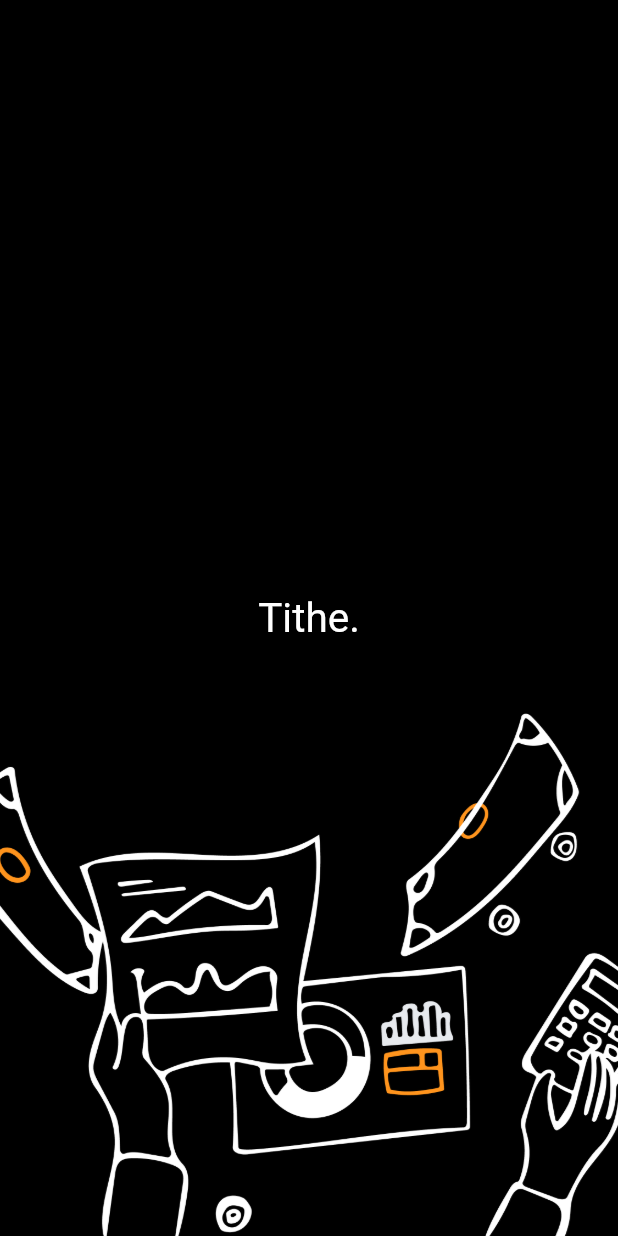
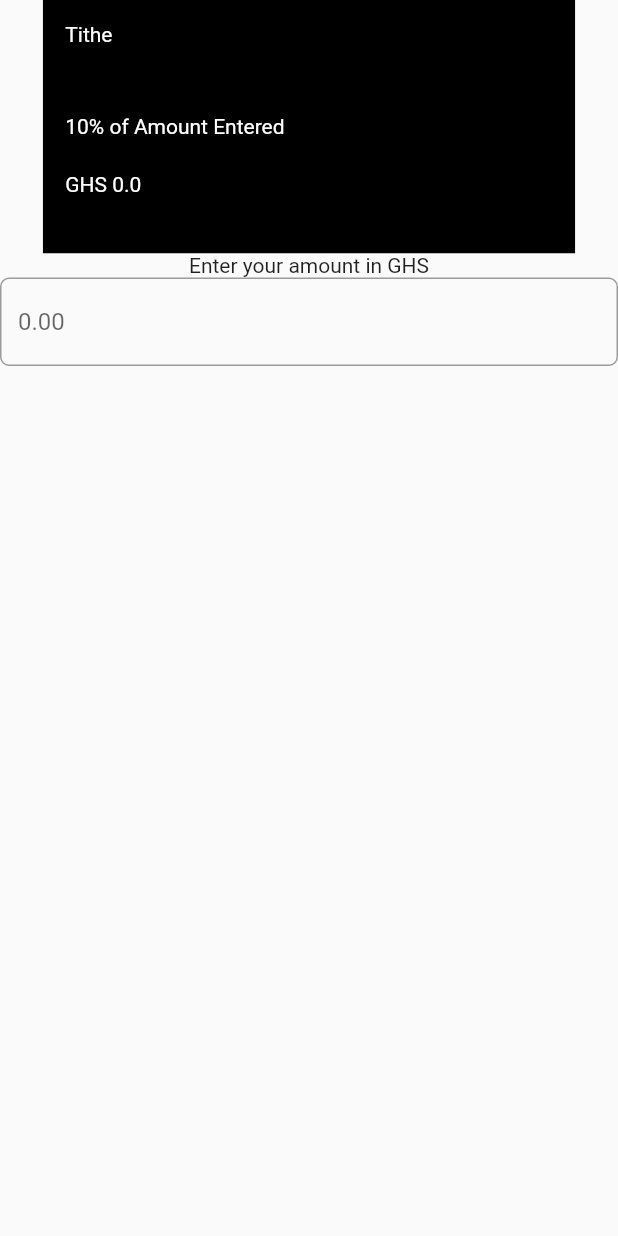
Before and after one commit to cr34t1ve/tithe, a Flutter app: the screen it shows after launch, on a phone screen of 412 x 824 dp. Run offline on Flutter 3.47's test engine with Material 2 defaults, Android fonts, the phone set to English and light mode, and no system bars.

Commit message:
splash screen automated with time
3 seconds delay to navigation on splash screen
home screen initialized

```diff
--- /dev/null
+++ b/tithe/lib/home.dart
@@ -0,0 +1,67 @@
+import 'package:flutter/material.dart';
+
+class Home extends StatefulWidget {
+  @override
+  _HomeState createState() => _HomeState();
+}
+
+class _HomeState extends State<Home> {
+  double inputVal = 0.00;
+  double titheVal;
+  @override
+  Widget build(BuildContext context) {
+    return Scaffold(
+      body: SafeArea(
+        child: Column(
+          //crossAxisAlignment: CrossAxisAlignment.end,
+          //mainAxisAlignment: MainAxisAlignment.center,
+          children: <Widget>[
+            SizedBox(
+              height: 169.0,
+              width: 355.0,
+              child: ClipRRect(
+                child: Container(
+                  color: Colors.black,
+                  //width: double.infinity,
+                  child: Padding(
+                    padding: const EdgeInsets.all(15.0),
+                    child: Column(
+                      crossAxisAlignment: CrossAxisAlignment.start,
+                      children: <Widget>[
+                        Text(
+                          'Tithe',
+                          style: TextStyle(color: Colors.white),
+                        ),
+                        Spacer(
+                          flex: 2,
+                        ),
+                        Text(
+                          '10% of Amount Entered',
+                          style: TextStyle(color: Colors.white),
+                        ),
+                        Spacer(),
+                        Text(
+                          'GHS ${inputVal}',
+                          style: TextStyle(color: Colors.white),
+                        ),
+                        Spacer()
+                      ],
+                    ),
+                  ),
+                ),
+              ),
+            ),
+            Text('Enter your amount in GHS'),
+            TextFormField(
+              keyboardType: TextInputType.number,
+              decoration: InputDecoration(
+                  hintText: '0.00',
+                  border: OutlineInputBorder(
+                      borderRadius: BorderRadius.circular(6.0))),
+            )
+          ],
+        ),
+      ),
+    );
+  }
+}
--- a/tithe/lib/main.dart
+++ b/tithe/lib/main.dart
@@ -1,11 +1,13 @@
 import 'package:flutter/material.dart';
+import 'package:tithe/home.dart';
 import 'package:tithe/splash.dart';
 
 void main() {
   runApp(MaterialApp(
-    initialRoute: '/',
+    initialRoute: '/home',
     routes: {
-      '/': (context) => Splash()
+      '/': (context) => Splash(),
+      '/home': (context) => Home()
     },
     debugShowCheckedModeBanner: false,
   ));
```
Also changed, not shown: tithe/lib/splash.dart (+7 -0 lines).
